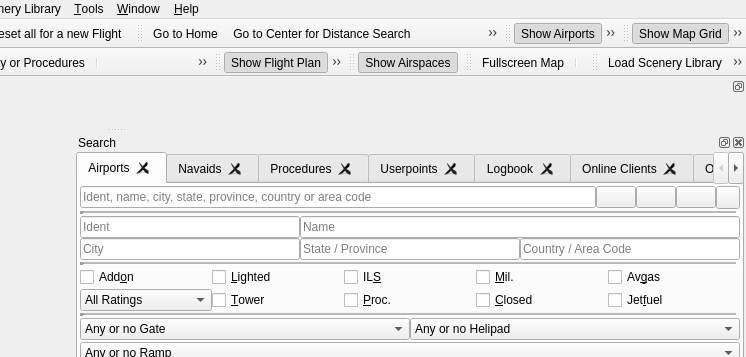
The window that src/gui/mainwindow.ui (albar965/littlenavmap) describes before a commit, drawn with Qt 5; both pictures show x 515 to 1261 and y 0 to 357 of the 1261 by 882 pixel window.
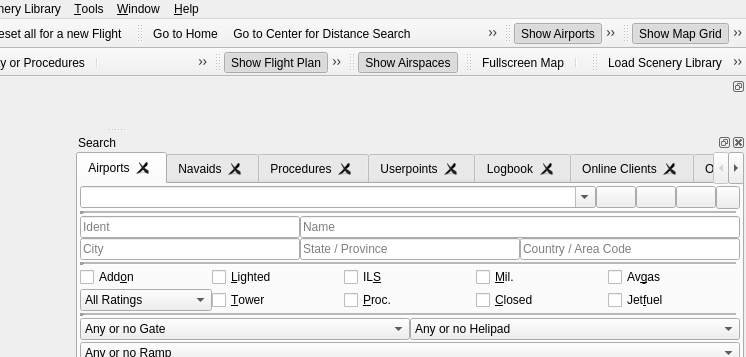
The same window after the commit. Icons and pictures are not drawn.

Commit message:
Added combo boxes with saved history to airport and navaid search.
Added handling for combo boxes in search queries
#1335

```diff
--- a/src/gui/mainwindow.ui
+++ b/src/gui/mainwindow.ui
@@ -709,7 +709,7 @@
               <number>0</number>
              </property>
              <item>
-              <widget class="QLineEdit" name="lineEditAirportTextSearch">
+              <widget class="QComboBox" name="comboBoxAirportTextSearch">
                <property name="sizePolicy">
                 <sizepolicy hsizetype="Expanding" vsizetype="Fixed">
                  <horstretch>1</horstretch>
@@ -723,13 +723,22 @@
                <property name="statusTip">
                 <string>Airport ident (ICAO, IATA, FAA or local), name, city, state, province, country or area code.\nSearches for partial text in all fields.</string>
                </property>
-               <property name="text">
-                <string/>
+               <property name="editable">
+                <bool>true</bool>
+               </property>
+               <property name="maxVisibleItems">
+                <number>20</number>
+               </property>
+               <property name="maxCount">
+                <number>20</number>
+               </property>
+               <property name="insertPolicy">
+                <enum>QComboBox::InsertAtTop</enum>
                </property>
                <property name="placeholderText">
                 <string>Ident, name, city, state, province, country or area code</string>
                </property>
-               <property name="clearButtonEnabled">
+               <property name="frame">
                 <bool>true</bool>
                </property>
               </widget>
```
Left out of the diff: 36 changed lines with no effect on the pictures. The commit also changes 18 other files.
